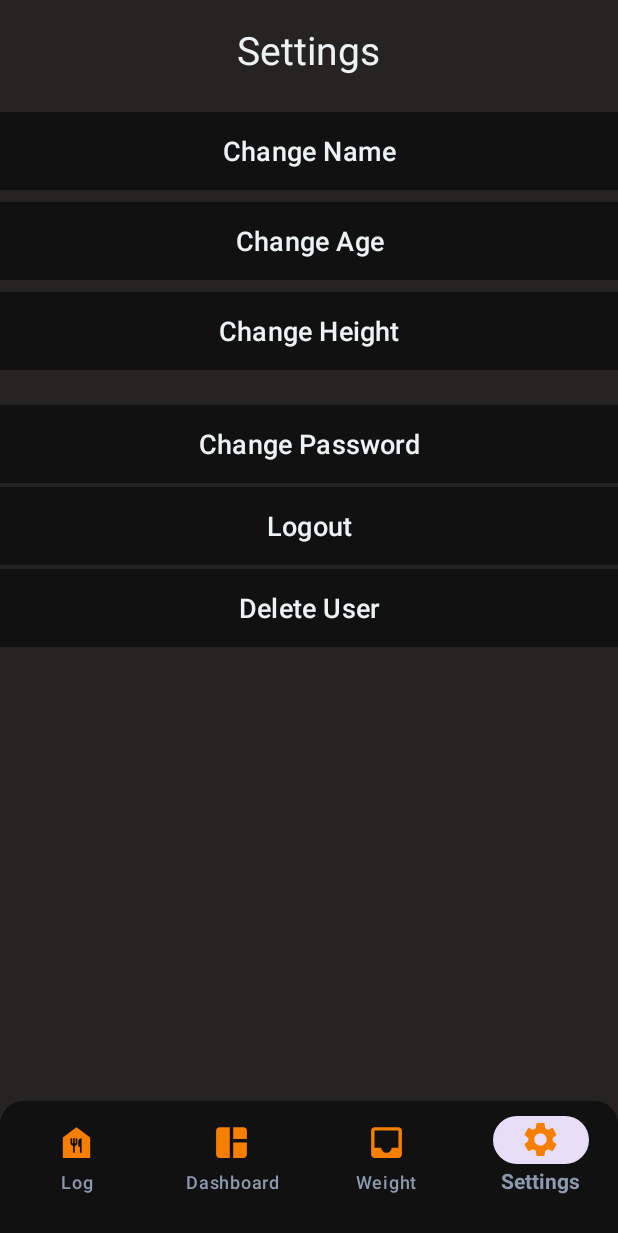
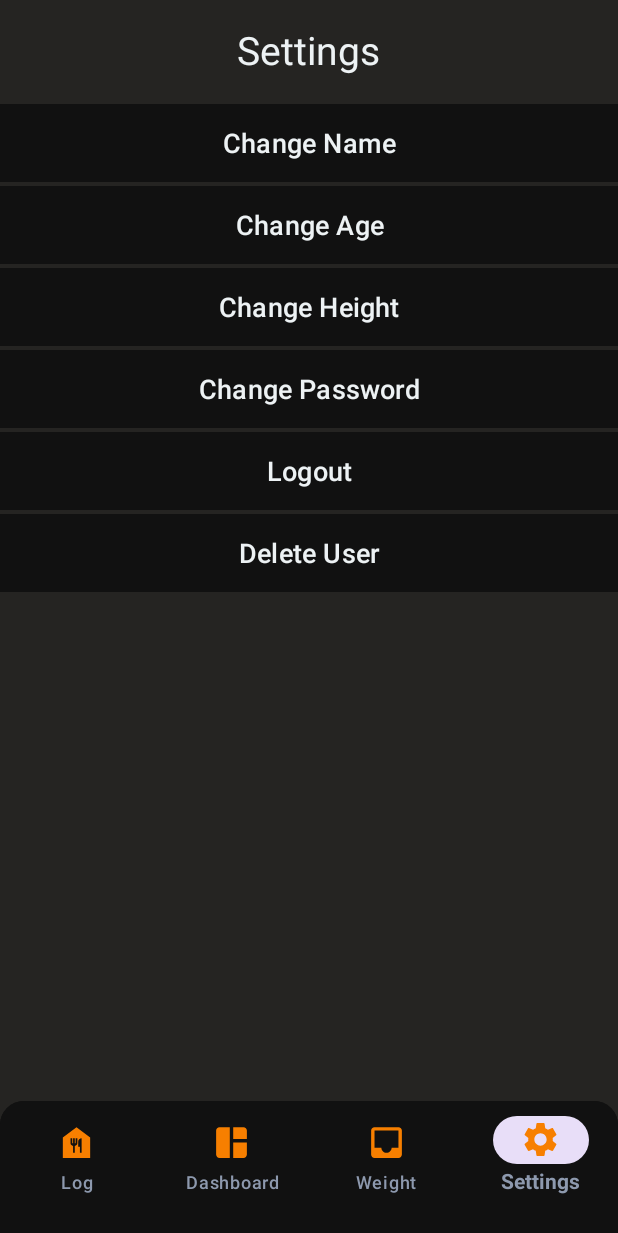
Before and after one commit to VladSpadey/CalorieGuide, an Android app: the screen it shows after launch once a user with an empty profile is signed in (MainActivity), item 4 of the bottom bar chosen, on a phone screen of 412 x 824 dp. Shown: the top 1233 px of the screen. Run offline under Robolectric (Android 15) with nearby library versions, the phone set to English and light mode, and no system bars; our stand-ins replace Firebase (no records; nobody signed in at launch, a user with empty details on screens opened directly); libraries missing offline, so code that uses them is left out: com.anychart, com.anychart.chart, com.anychart.charts, com.anychart.core, com.anychart.data and 3 more; 1 statement that could not run was skipped.

Commit message:
chore: small design changes to settings page

```diff
--- a/app/src/main/res/layout-v28/recycler_view_row.xml
+++ b/app/src/main/res/layout-v28/recycler_view_row.xml
@@ -32,7 +32,7 @@
         android:src="@drawable/baseline_add_box_24"
         android:layout_alignParentEnd="true"
         android:layout_centerVertical="true"
-        android:padding="10dp"
+        android:padding="15dp"
         android:contentDescription="@string/add_food_to_today_s_intake"
         android:background="@color/dark"
         app:tint="@color/accent" />
--- a/app/src/main/res/layout/fragment_settings.xml
+++ b/app/src/main/res/layout/fragment_settings.xml
@@ -20,13 +20,7 @@
         android:layout_marginBottom="20dp"
         />
 
-    <RelativeLayout
-        android:id="@+id/profileLayout"
-        android:layout_width="match_parent"
-        android:layout_height="wrap_content"
-        android:layout_below="@id/settings_txtUserInfo"
-        android:layout_marginBottom="15dp">
-
+    <!-- Change user name -->
     <com.google.android.material.button.MaterialButton
         android:id="@+id/btn_changeUserName"
         android:layout_width="match_parent"
@@ -37,8 +31,12 @@
         android:textColor="@color/white"
         android:textSize="18sp"
         app:cornerRadius="0dp"
+        android:layout_below="@+id/settings_txtUserInfo"
+        android:layout_marginTop="-5dp"
+        android:layout_marginBottom="-5dp"
         />
 
+    <!-- Change user Age -->
     <com.google.android.material.button.MaterialButton
         android:id="@+id/btn_ChangeUserAge"
         android:layout_width="match_parent"
@@ -52,6 +50,7 @@
         android:layout_below="@id/btn_changeUserName"
         />
 
+    <!-- Change user Height -->
     <com.google.android.material.button.MaterialButton
         android:id="@+id/btn_ChangeUserHeight"
         android:layout_width="match_parent"
@@ -63,9 +62,9 @@
         android:textSize="18sp"
         app:cornerRadius="0dp"
         android:layout_below="@id/btn_ChangeUserAge"
+        android:layout_marginTop="-5dp"
+        android:layout_marginBottom="-5dp"
         />
-
-    </RelativeLayout>
 
     <!-- Change Password button -->
     <com.google.android.material.button.MaterialButton
@@ -78,7 +77,7 @@
         android:textColor="@color/white"
         android:textSize="18sp"
         app:cornerRadius="0dp"
-        android:layout_below="@id/profileLayout"
+        android:layout_below="@id/btn_ChangeUserHeight"
         />
 
     <!-- LogOut button -->
```
Lines whose indentation alone changed are shown as unchanged.
